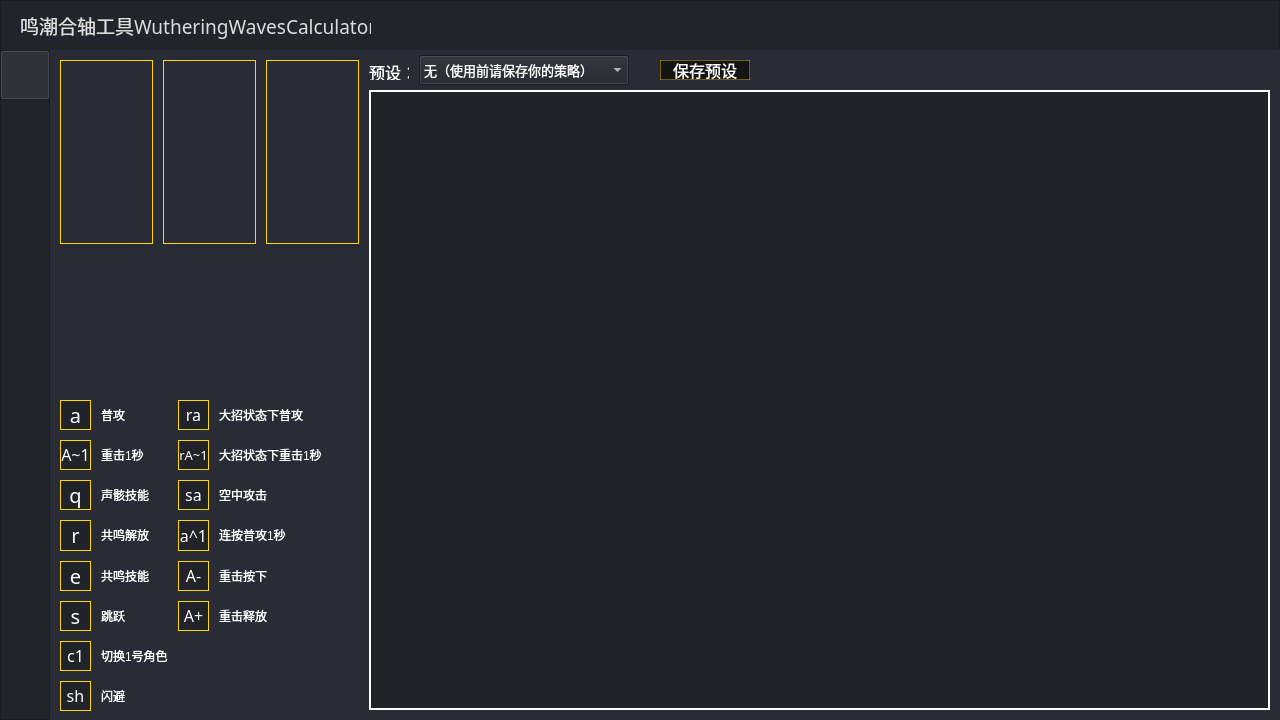
First picture: the form in WWC.ui, repository Namasday/WutheringWavesCalculator, before the edit.
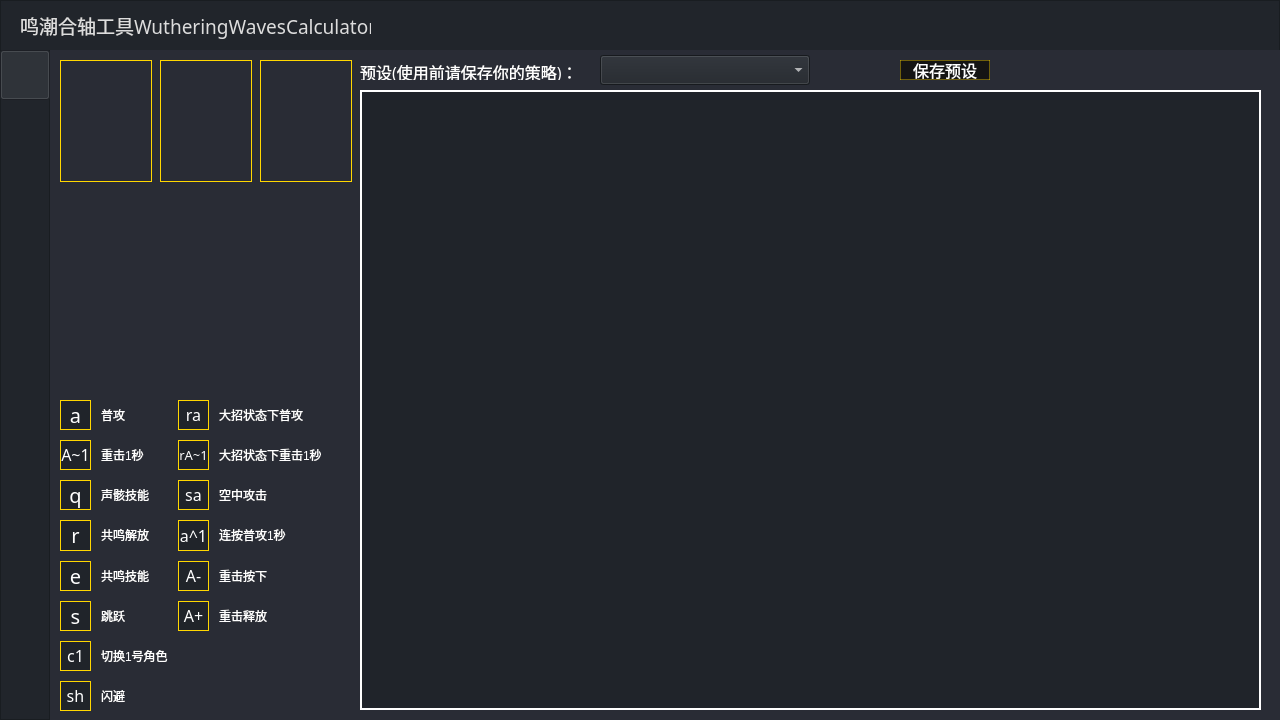
Second picture: the form after the edit. Icons and pictures are not drawn.

Patch:
```diff
--- a/WWC.ui
+++ b/WWC.ui
@@ -239,7 +239,7 @@
      <widget class="QComboBox" name="preset">
       <property name="geometry">
        <rect>
-        <x>369</x>
+        <x>550</x>
         <y>5</y>
         <width>210</width>
         <height>30</height>
@@ -272,7 +272,7 @@
        <bool>false</bool>
       </property>
       <property name="currentText">
-       <string>无（使用前请保存你的策略）</string>
+       <string/>
       </property>
       <property name="currentIndex">
        <number>0</number>
@@ -300,16 +300,16 @@
       </property>
       <item>
        <property name="text">
-        <string>无（使用前请保存你的策略）</string>
+        <string/>
        </property>
       </item>
      </widget>
      <widget class="QLabel" name="lbPreset">
       <property name="geometry">
        <rect>
-        <x>319</x>
+        <x>310</x>
         <y>10</y>
-        <width>40</width>
+        <width>230</width>
         <height>20</height>
        </rect>
       </property>
@@ -323,7 +323,7 @@
        <string notr="true">background-color: transparent;</string>
       </property>
       <property name="text">
-       <string>&lt;html&gt;&lt;head/&gt;&lt;body&gt;&lt;p&gt;&lt;span style=&quot; color:#ffffff;&quot;&gt;预设：&lt;/span&gt;&lt;/p&gt;&lt;/body&gt;&lt;/html&gt;</string>
+       <string>&lt;html&gt;&lt;head/&gt;&lt;body&gt;&lt;p&gt;&lt;span style=&quot; color:#ffffff;&quot;&gt;预设(使用前请保存你的策略)：&lt;/span&gt;&lt;/p&gt;&lt;/body&gt;&lt;/html&gt;</string>
       </property>
       <property name="textFormat">
        <enum>Qt::AutoText</enum>
@@ -332,7 +332,7 @@
      <widget class="QPushButton" name="btnSaveStrategy">
       <property name="geometry">
        <rect>
-        <x>610</x>
+        <x>850</x>
         <y>10</y>
         <width>90</width>
         <height>20</height>
@@ -360,7 +360,7 @@
      <widget class="QTextEdit" name="strategy">
       <property name="geometry">
        <rect>
-        <x>319</x>
+        <x>310</x>
         <y>40</y>
         <width>901</width>
         <height>620</height>
@@ -916,10 +916,10 @@
      <widget class="QPushButton" name="btnChara_2">
       <property name="geometry">
        <rect>
-        <x>113</x>
+        <x>110</x>
         <y>10</y>
-        <width>93</width>
-        <height>184</height>
+        <width>92</width>
+        <height>122</height>
        </rect>
       </property>
       <property name="styleSheet">
@@ -934,8 +934,8 @@
       </property>
       <property name="iconSize">
        <size>
-        <width>91</width>
-        <height>182</height>
+        <width>90</width>
+        <height>120</height>
        </size>
       </property>
      </widget>
@@ -944,8 +944,8 @@
        <rect>
         <x>10</x>
         <y>10</y>
-        <width>93</width>
-        <height>184</height>
+        <width>92</width>
+        <height>122</height>
        </rect>
       </property>
       <property name="styleSheet">
@@ -960,18 +960,18 @@
       </property>
       <property name="iconSize">
        <size>
-        <width>91</width>
-        <height>182</height>
+        <width>90</width>
+        <height>120</height>
        </size>
       </property>
      </widget>
      <widget class="QPushButton" name="btnChara_3">
       <property name="geometry">
        <rect>
-        <x>216</x>
+        <x>210</x>
         <y>10</y>
-        <width>93</width>
-        <height>184</height>
+        <width>92</width>
+        <height>122</height>
        </rect>
       </property>
       <property name="styleSheet">
@@ -986,8 +986,8 @@
       </property>
       <property name="iconSize">
        <size>
-        <width>91</width>
-        <height>182</height>
+        <width>90</width>
+        <height>120</height>
        </size>
       </property>
      </widget>
```
Left out of the diff: 8 changed lines with no effect on the pictures.
